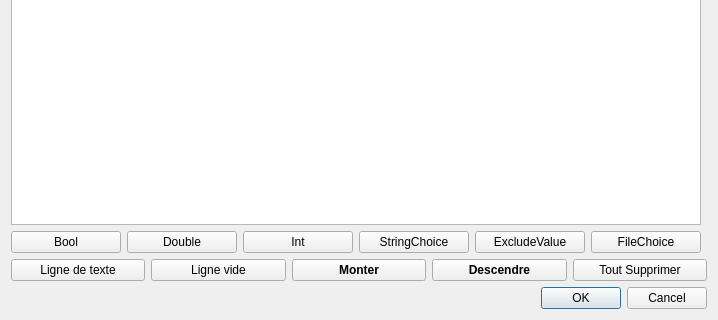
Qt form stepcreatorv2/parametermodeldialog.ui (computree/computree-v3) before a commit; both pictures show x 0 to 718 and y 144 to 464 of the 718 by 464 pixel window.
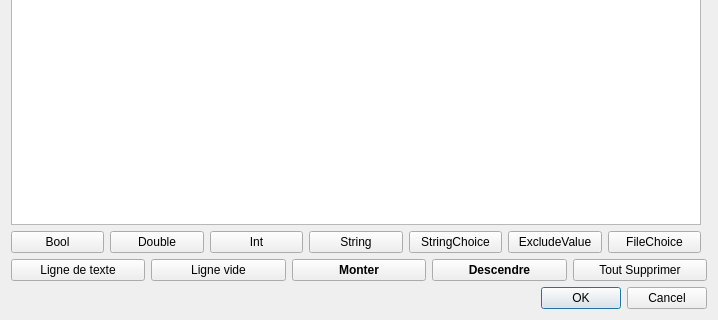
The same form after that commit.

```diff
--- a/stepcreatorv2/parametermodeldialog.ui
+++ b/stepcreatorv2/parametermodeldialog.ui
@@ -99,6 +99,13 @@
               </property>
              </widget>
             </item>
+            <item>
+             <widget class="QPushButton" name="pb_string">
+              <property name="text">
+               <string>String</string>
+              </property>
+             </widget>
+            </item>
             <item>
              <widget class="QPushButton" name="pb_stringchoice">
               <property name="text">
```
